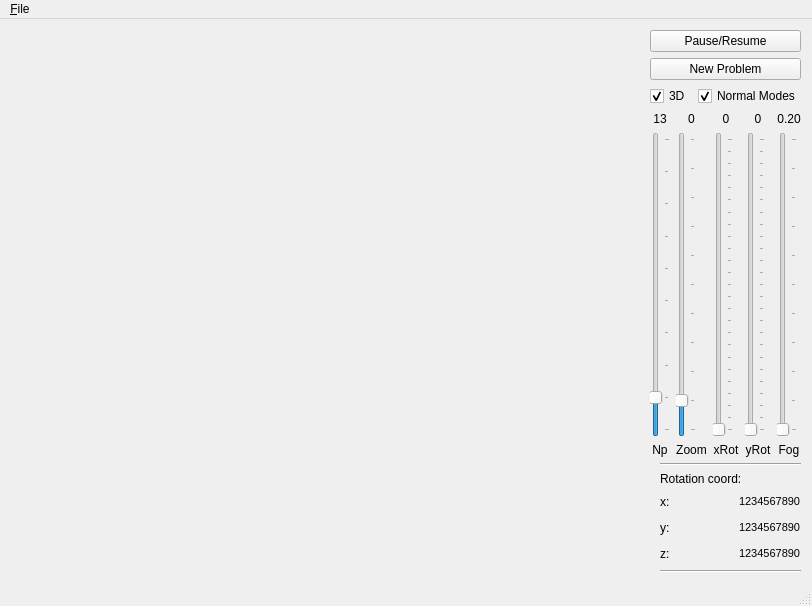
Above: Atomical/Qt4/mainwindow.ui from nagyistoce/cocoatutorials before the change. Below: the same form after it.
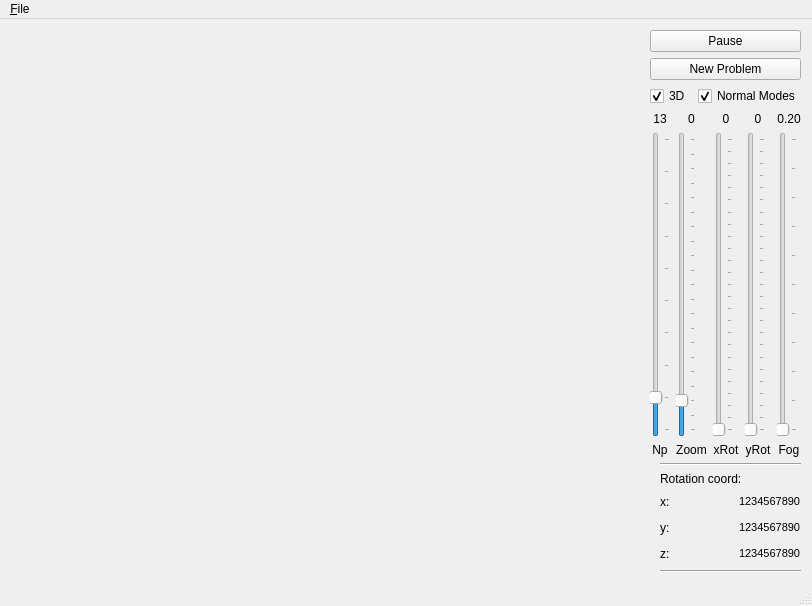
That is the form after the change. Icons and pictures are not drawn.

Commit message: Fixed pause/resume. Fixed the sliders (xRot/yRot scaling is not correct)

The edit to the form file:
```diff
--- a/Atomical/Qt4/mainwindow.ui
+++ b/Atomical/Qt4/mainwindow.ui
@@ -55,7 +55,7 @@
       <item>
        <widget class="QPushButton" name="pauseButton">
         <property name="text">
-         <string>Pause/Resume</string>
+         <string>Pause</string>
         </property>
        </widget>
       </item>
@@ -162,13 +162,19 @@
           <item>
            <widget class="QSlider" name="zoomSlider">
             <property name="maximum">
-             <number>1001</number>
+             <number>2001</number>
+            </property>
+            <property name="singleStep">
+             <number>50</number>
             </property>
             <property name="pageStep">
-             <number>100</number>
+             <number>200</number>
             </property>
             <property name="value">
-             <number>101</number>
+             <number>201</number>
+            </property>
+            <property name="sliderPosition">
+             <number>201</number>
             </property>
             <property name="tracking">
              <bool>true</bool>
```
Left out of the diff: 74 changed lines with no effect on the pictures. The commit also changes 8 other files.
